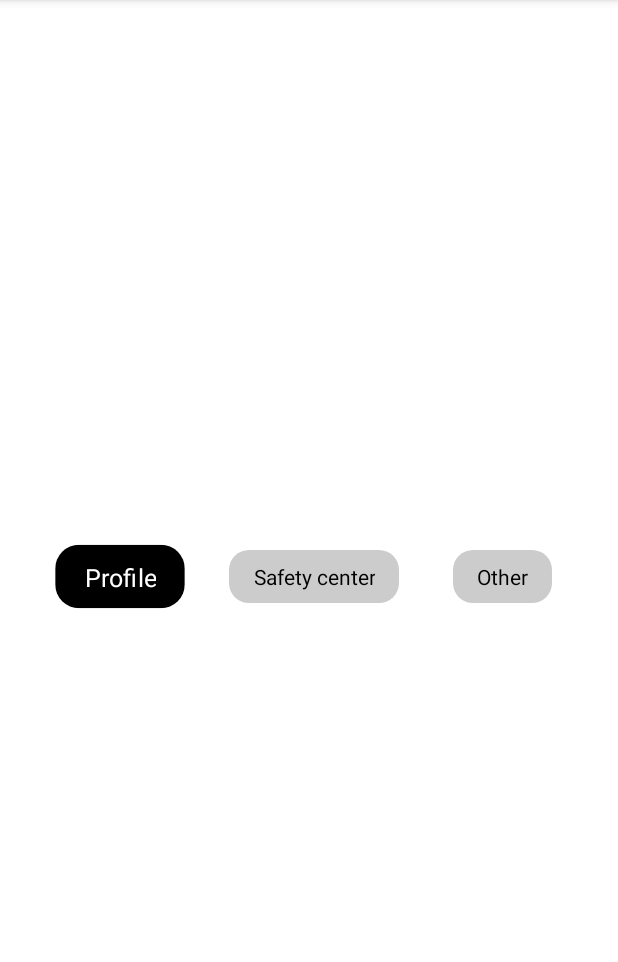
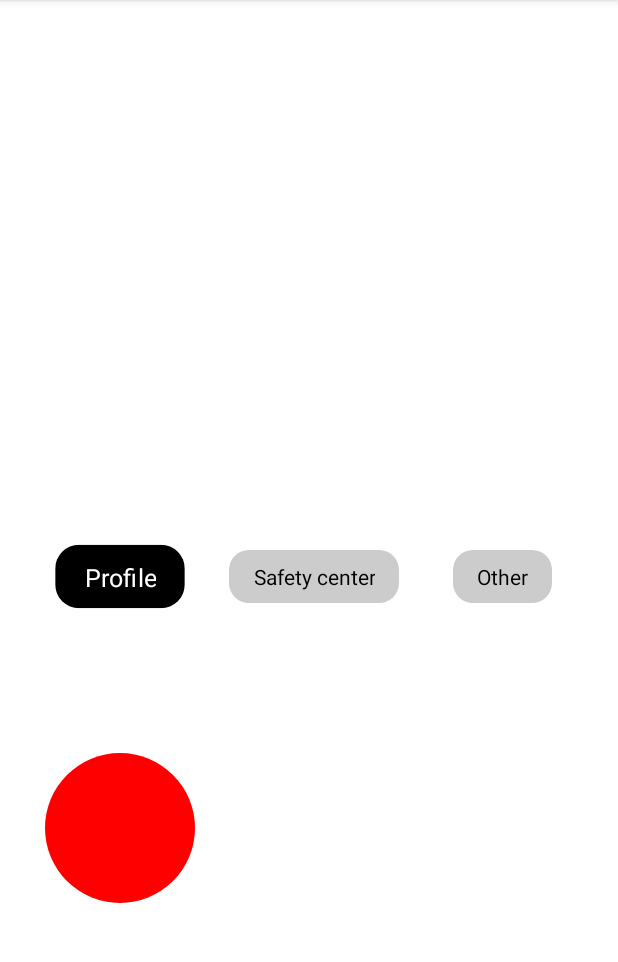
Before and after one commit to andrewbel31/stateful-animations, an Android app: the screen it shows after launch (MainActivity), after a tap on "Profile", on a phone screen of 412 x 824 dp, the part 84-1046 px from its top. Run offline under Robolectric (Android 15) with nearby library versions, the phone set to English and light mode, and no system bars.

Commit message:
added animated circle

```diff
--- a/app/src/main/java/com/andreibelous/statefulanimations/AnimatedValue.kt
+++ b/app/src/main/java/com/andreibelous/statefulanimations/AnimatedValue.kt
@@ -44,7 +44,12 @@ class AnimatedValue<T>(
         with(animator) {
             val playedTime = currentPlayTime
             cancel()
-            duration = spec.duration - playedTime
+            duration = if (playedTime > 0) {
+                playedTime
+            } else {
+                spec.duration
+            }
+
             start()
         }
     }
--- a/app/src/main/java/com/andreibelous/statefulanimations/MainActivity.kt
+++ b/app/src/main/java/com/andreibelous/statefulanimations/MainActivity.kt
@@ -1,12 +1,36 @@
 package com.andreibelous.statefulanimations
 
+import android.graphics.Color
+import android.graphics.Outline
 import androidx.appcompat.app.AppCompatActivity
 import android.os.Bundle
+import android.view.View
+import android.view.ViewOutlineProvider
+import android.view.animation.OvershootInterpolator
 
 class MainActivity : AppCompatActivity() {
     override fun onCreate(savedInstanceState: Bundle?) {
         super.onCreate(savedInstanceState)
         setContentView(R.layout.activity_main)
+
+        val circle = findViewById<View>(R.id.circle).apply {
+            clipToOutline = true
+            outlineProvider = object : ViewOutlineProvider() {
+                override fun getOutline(view: View, outline: Outline) {
+                    outline.setOval(0, 0, view.width, view.height)
+                }
+            }
+            setBackgroundColor(Color.RED)
+        }
+        val centerCircle = animatedFloat(
+            0f,
+            animationSpec = AnimationSpec(
+                300,
+                interpolator = OvershootInterpolator()
+            )
+        ) {
+            circle.x = it
+        }
 
         val tab1 = findViewById<SelectableTextView>(R.id.tab1).apply {
             bind(false)
@@ -22,18 +46,23 @@ class MainActivity : AppCompatActivity() {
             tab1.bind(true)
             tab2.bind(false)
             tab3.bind(false)
+            centerCircle.value = tab1.x + tab1.width / 2 - circle.width / 2
         }
 
         tab2.setOnClickListener {
             tab1.bind(false)
             tab2.bind(true)
             tab3.bind(false)
+            centerCircle.value = tab2.x + tab2.width / 2 - circle.width / 2
         }
 
         tab3.setOnClickListener {
             tab1.bind(false)
             tab2.bind(false)
             tab3.bind(true)
+            centerCircle.value = tab3.x + tab3.width / 2 - circle.width / 2
+
         }
+
     }
 }
--- a/app/src/main/res/layout/activity_main.xml
+++ b/app/src/main/res/layout/activity_main.xml
@@ -58,4 +58,13 @@
         app:layout_constraintStart_toEndOf="@+id/tab2"
         app:layout_constraintTop_toTopOf="@id/tab1" />
 
+    <View
+        android:id="@+id/circle"
+        android:layout_width="100dp"
+        android:layout_height="100dp"
+        android:layout_marginTop="100dp"
+        app:layout_constraintEnd_toEndOf="@id/tab1"
+        app:layout_constraintStart_toStartOf="@id/tab1"
+        app:layout_constraintTop_toBottomOf="@id/tab1" />
+
 </androidx.constraintlayout.widget.ConstraintLayout>
```
